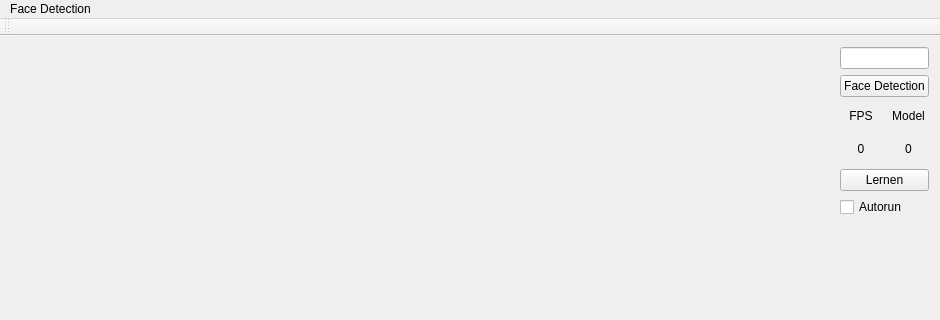
Fomore/Master, file AufmerksamkeitTracken/mainwindow.ui: the form before one commit; both pictures show x 0 to 940 and y 0 to 320 of the 940 by 857 pixel window.
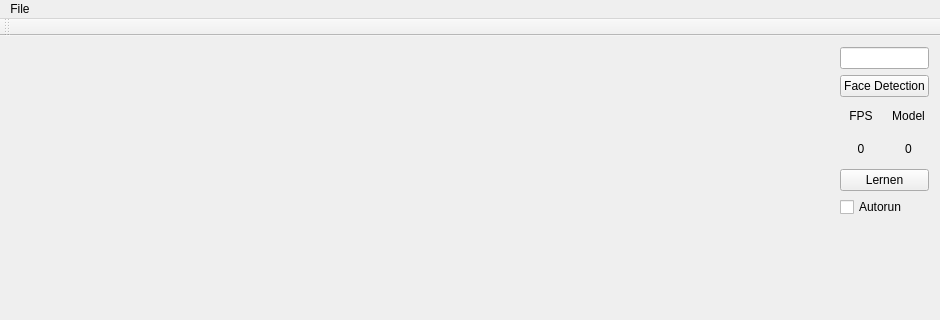
The form after the commit.

```diff
--- a/AufmerksamkeitTracken/mainwindow.ui
+++ b/AufmerksamkeitTracken/mainwindow.ui
@@ -177,7 +177,7 @@
    </property>
    <widget class="QMenu" name="menuFace_Detection">
     <property name="title">
-     <string>Face Detection</string>
+     <string>File</string>
     </property>
    </widget>
    <addaction name="menuFace_Detection"/>
```
Left out of the diff: 14 changed lines with no effect on the pictures.
